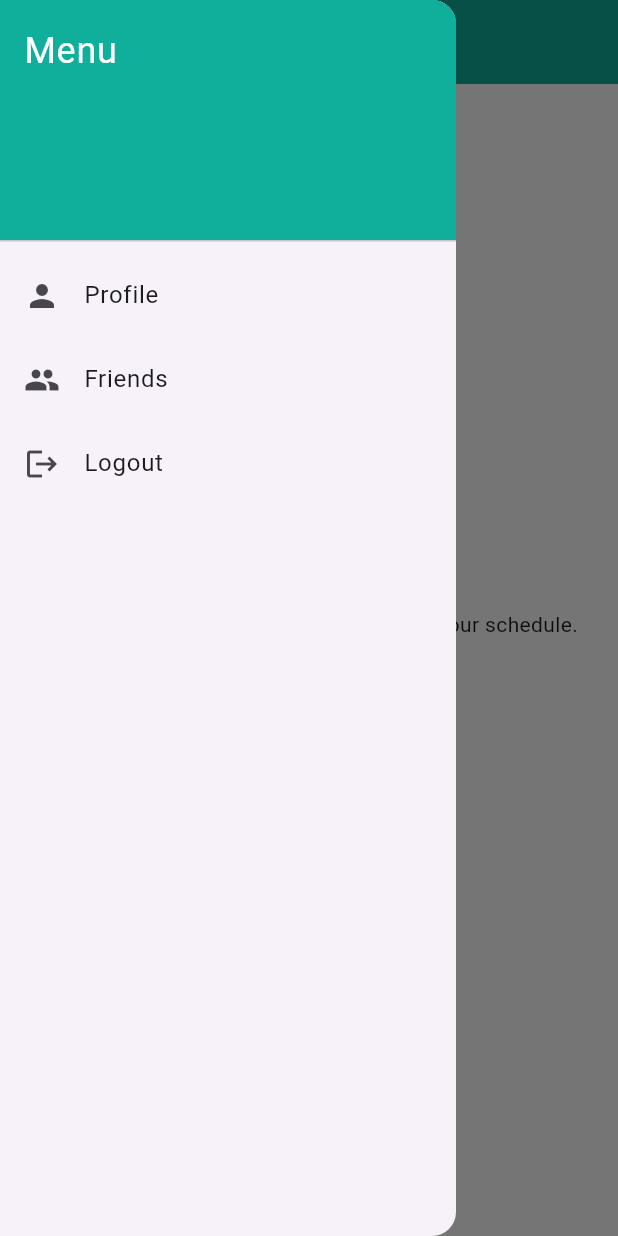
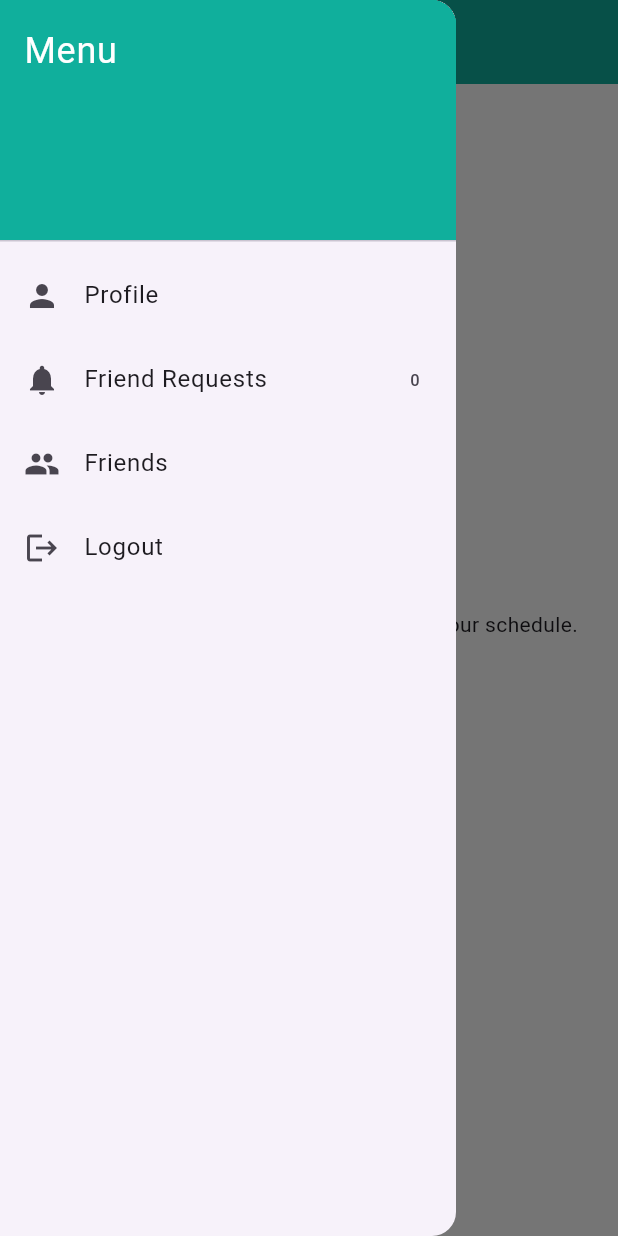
Before and after one commit to Adlane05/FFFC, a Flutter app: the HomeScreen screen opened directly, with the side drawer open, on a phone screen of 412 x 824 dp. Run offline on Flutter 3.47's test engine with Material 3 defaults, Android fonts, the phone set to English and light mode, and no system bars; our stand-ins replace cloud_firestore, firebase_auth, firebase_core, firebase_storage, google_sign_in, image_picker and 1 more; missing offline and left inert: sign_button; accounts and stored records are empty.

Commit message:
Removed notification button for friend requests and seperated it into it's own page

```diff
--- a/pleaseee/lib/home_screen.dart
+++ b/pleaseee/lib/home_screen.dart
@@ -244,6 +244,17 @@ class _HomeScreenState extends State<HomeScreen> {
             },
           ),
           ListTile(
+            leading: Icon(Icons.notifications),
+              trailing: Text("${friendRequests.length}"),
+              title: Text("Friend Requests"),
+              onTap: () async {
+              // await Navigator.push(
+              //     context,
+              //     MaterialPageRoute(builder: (_) => FriendRequestScreen())
+              // );
+            },
+          ),
+          ListTile(
             leading: Icon(Icons.group),
             title: Text('Friends'),
             onTap: () async {
@@ -341,13 +352,6 @@ class _HomeScreenState extends State<HomeScreen> {
                         },
                       ),
                     ),
-                    IconButton(
-                        onPressed: () {
-                          // TODO IMPLEMENT DROPDOWN OR SOME KIND OF MENU FOR FRIEND REQUESTS
-                        },
-                        icon: Icon(Icons.notifications)
-                    ),
-                    Text("${friendRequests.length}")
                   ]
                 )
               ),
```
